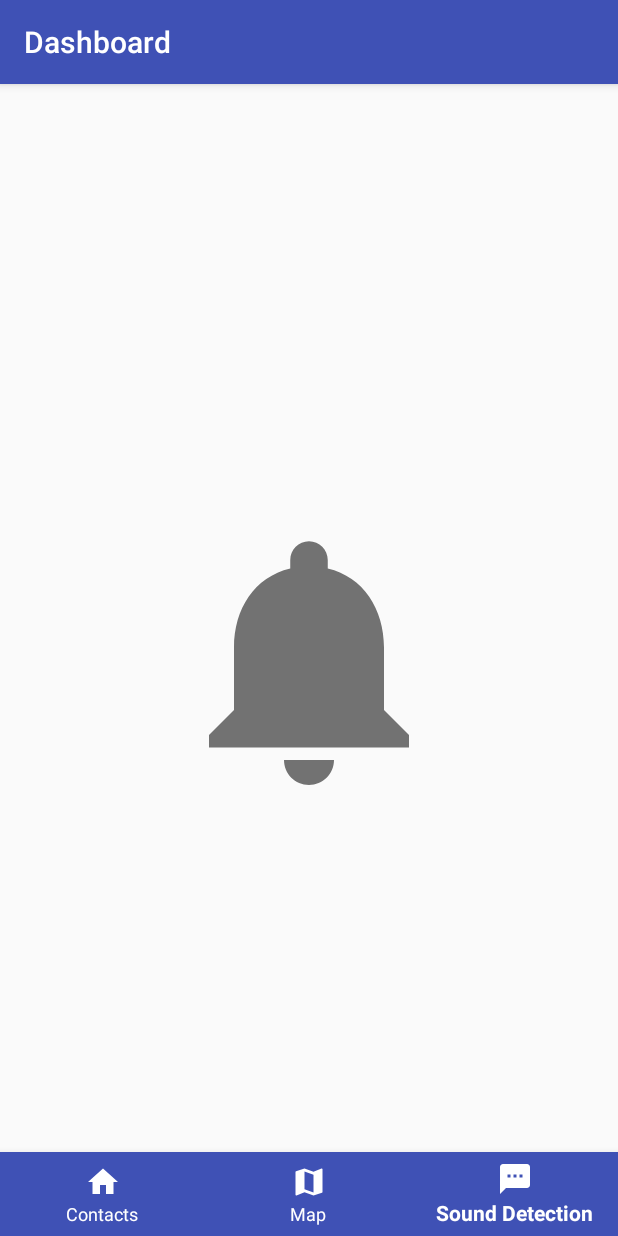
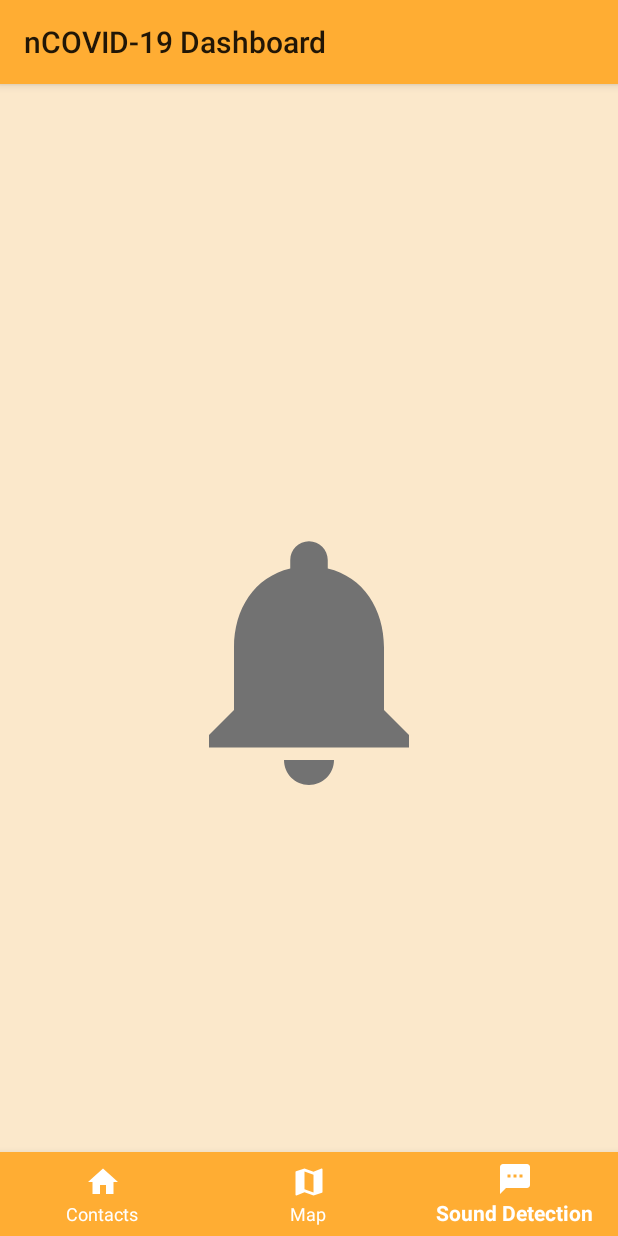
Before and after one commit to saiskee/COVID-19-APP, an Android app: the screen it shows after launch (DashboardActivity), item 3 of the bottom bar chosen, on a phone screen of 412 x 824 dp. Run offline under Robolectric (Android 15) with nearby library versions, the phone set to English and light mode, and no system bars; libraries missing offline, so code that uses them is left out: org.tensorflow.lite; 2 statements that could not run were skipped.

Commit message:
More progress!

```diff
--- a/Kee-CovidApp/src/main/java/com/example/covidappactivities/dashboard/DashboardActivity.java
+++ b/Kee-CovidApp/src/main/java/com/example/covidappactivities/dashboard/DashboardActivity.java
@@ -48,7 +48,6 @@ public class DashboardActivity extends AppCompatActivity{
 
         ////////////////////////FOREGROUND MONITORING SERVICE////////////
         {
-            Log.d("KEE_DEBUG", "Starting Foreground service");
             // Start Foreground Service
             Intent intent = new Intent(DashboardActivity.this, MyForeGroundService.class);
             intent.setAction(MyForeGroundService.ACTION_START_FOREGROUND_SERVICE);
@@ -79,16 +78,6 @@ public class DashboardActivity extends AppCompatActivity{
 
 
 
-
-
-
-//
-//    @Override
-//    protected void onDestroy() {
-//        super.onDestroy();
-//        handler.removeCallbacks(updateMapRunnable);
-//    }
-
     private BottomNavigationView.OnNavigationItemSelectedListener navigationItemSelectedListener =
             new BottomNavigationView.OnNavigationItemSelectedListener() {
                 @Override public boolean onNavigationItemSelected(@NonNull MenuItem item) {
--- /dev/null
+++ b/Kee-CovidApp/src/main/java/com/example/covidappactivities/dashboard/SettingsActivity.java
@@ -0,0 +1,4 @@
+package com.example.covidappactivities.dashboard;
+
+public class SettingsActivity {
+}
--- a/Kee-CovidApp/src/main/java/com/example/covidappactivities/dashboard/fragments/CoughFragment.java
+++ b/Kee-CovidApp/src/main/java/com/example/covidappactivities/dashboard/fragments/CoughFragment.java
@@ -141,7 +141,16 @@ public class CoughFragment extends Fragment {
 
     String actualModelFilename = MODEL_FILENAME.split("file:///android_asset/", -1)[1];
     try {
-      tfLite = new Interpreter(loadModelFile(this.getActivity().getAssets(), actualModelFilename));
+
+      AssetFileDescriptor fileDescriptor = this.getActivity().getAssets().openFd(actualModelFilename);
+      FileInputStream inputStream = new FileInputStream(fileDescriptor.getFileDescriptor());
+      FileChannel fileChannel = inputStream.getChannel();
+      long startOffset = fileDescriptor.getStartOffset();
+      long declaredLength = fileDescriptor.getDeclaredLength();
+
+      tfLite = new Interpreter(fileChannel.map(FileChannel.MapMode.READ_ONLY, startOffset, declaredLength));
+      fileDescriptor.close();
+
     } catch (Exception e) {
       throw new RuntimeException(e);
     }
@@ -151,8 +160,8 @@ public class CoughFragment extends Fragment {
 
     // Start the recording and recognition threads.
     requestMicrophonePermission();
-    startRecording();
-    startRecognition();
+//    startRecording();
+//    startRecognition();
 
   }
 
@@ -396,6 +405,9 @@ public class CoughFragment extends Fragment {
   }
 
   private void stopBackgroundThread() {
+    if (backgroundThread == null){
+      return;
+    }
     backgroundThread.quitSafely();
     try {
       backgroundThread.join();
@@ -435,10 +447,31 @@ public class CoughFragment extends Fragment {
     return inflater.inflate(R.layout.fragment_cough, container, false);
   }
 
+//  @Override
+//  public void onStop() {
+//    super.onStop();
+//    stopBackgroundThread();
+//  }
+//
+//  @Override
+//  public void onStart() {
+//    super.onStart();
+//    startBackgroundThread();
+//  }
+
   @Override
   public void onPause() {
+    System.out.println("PAUSING");
     super.onPause();
+    stopRecording();
     stopRecognition();
-    stopBackgroundThread();
   }
+
+//  @Override
+//  public void onResume() {
+//    System.out.println("RESUMING");
+//    super.onResume();
+//    startRecording();
+//    startRecognition();
+//  }
 }
--- a/Kee-CovidApp/src/main/java/com/example/covidappactivities/dashboard/fragments/MapFragment.java
+++ b/Kee-CovidApp/src/main/java/com/example/covidappactivities/dashboard/fragments/MapFragment.java
@@ -296,6 +296,11 @@ public class MapFragment extends Fragment implements OnMapReadyCallback {
         handler.removeCallbacks(updateMapRunnable);
     }
 
+    @Override
+    public void onDestroy() {
+        super.onDestroy();
+        handler.removeCallbacks(updateMapRunnable);
+    }
 
     /**
      * Use this factory method to create a new instance of
--- a/Kee-CovidApp/src/main/res/values/colors.xml
+++ b/Kee-CovidApp/src/main/res/values/colors.xml
@@ -1,7 +1,8 @@
 <?xml version="1.0" encoding="utf-8"?>
 <resources>
-    <color name="colorPrimary">#3F51B5</color>
-    <color name="colorPrimaryDark">#303F9F</color>
+    <color name="colorPrimary">#FFAD33</color>
+    <color name="colorPrimaryDark">#C37503</color>
     <color name="colorAccent">#FF4081</color>
+    <color name="colorBackground">#FBE8CB</color>
     <color name="white">#ffffff</color>
 </resources>
--- a/Kee-CovidApp/src/main/res/values/strings.xml
+++ b/Kee-CovidApp/src/main/res/values/strings.xml
@@ -6,7 +6,7 @@
     <string name="option_get_place">Dashboard</string>
     <string name="pick_place">Choose a place</string>
     <string name="nearby_devices">Nearby Devices</string>
-    <string name="title_dashboard">Dashboard</string>
+    <string name="title_dashboard">nCOVID-19 Dashboard</string>
     <string name="title_connected_to">connected to <xliff:g id="device_name">%1$s</xliff:g></string>
 
     <!--  DeviceListActivity -->
--- a/Kee-CovidApp/src/main/res/values/styles.xml
+++ b/Kee-CovidApp/src/main/res/values/styles.xml
@@ -1,11 +1,12 @@
 <resources>
 
     <!-- Base application theme. -->
-    <style name="AppTheme" parent="Theme.AppCompat.Light.DarkActionBar">
+    <style name="AppTheme" parent="Theme.AppCompat.Light">
         <!-- Customize your theme here. -->
         <item name="colorPrimary">@color/colorPrimary</item>
         <item name="colorPrimaryDark">@color/colorPrimaryDark</item>
         <item name="colorAccent">@color/colorAccent</item>
+        <item name="android:windowBackground">@color/colorBackground</item>
     </style>
 
 </resources>
```
Also changed, not shown: Kee-CovidApp/src/main/AndroidManifest.xml (+9 -4 lines), Kee-CovidApp/src/main/java/com/example/covidappactivities/bluetoothscan/MyForeGroundService.java (+2 -9 lines), Kee-CovidApp/src/main/java/com/example/covidappactivities/location/LocationService.java (+7 -3 lines), Kee-CovidApp/src/main/res/drawable/servicenotif.png, Kee-CovidApp/src/main/res/mipmap-hdpi/ic_launcher.png, Kee-CovidApp/src/main/res/mipmap-mdpi/ic_launcher.png (deleted), Kee-CovidApp/src/main/res/mipmap-xhdpi/ic_launcher.png (deleted), Kee-CovidApp/src/main/res/mipmap-xxhdpi/ic_launcher.png (deleted), Kee-CovidApp/src/main/res/mipmap-xxxhdpi/ic_launcher.png (deleted).
